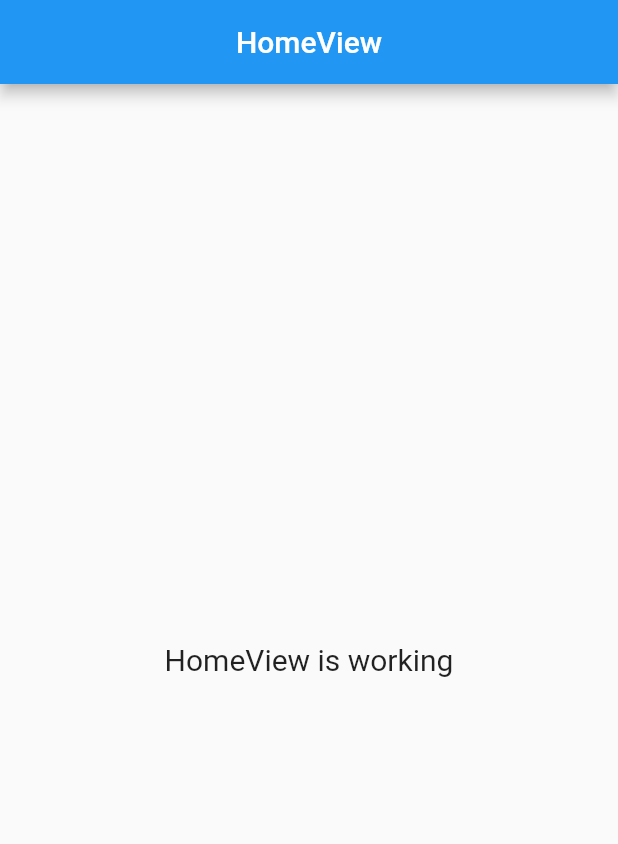
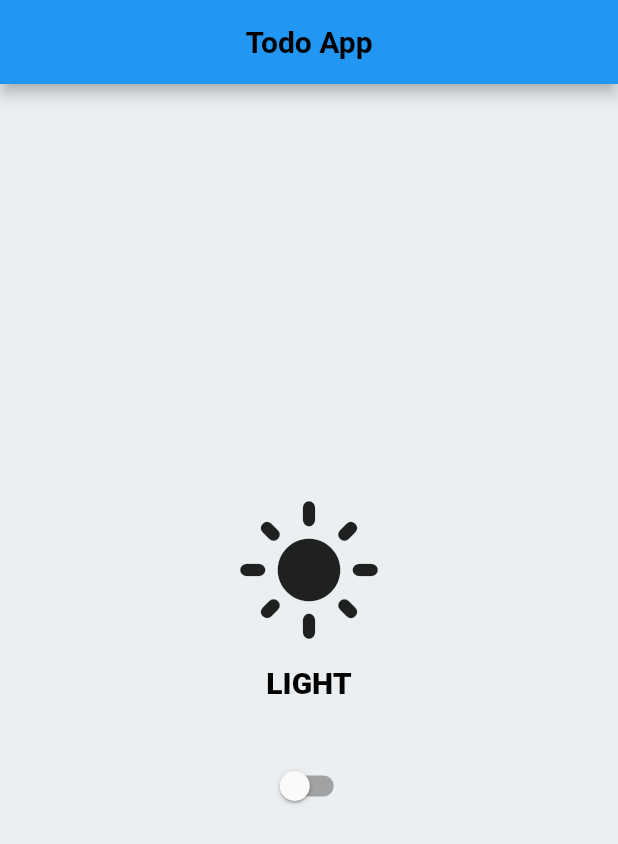
Before and after one commit to ArmanHashemi/flutter-todo-app, a Flutter app: the screen it shows after launch, on a phone screen of 412 x 824 dp. Shown: the top 844 px of the screen. Run offline on Flutter 3.47's test engine with Material 2 defaults, Android fonts, the phone set to English and light mode, and no system bars; our stand-ins replace after_layout, get, hive, hive_flutter; accounts and stored records are empty; Roboto replaces fonts that are missing (Rubik).

Commit message:
implement clean arch structure - add theme - add light/dark mode

```diff
--- /dev/null
+++ b/lib/app/app.dart
@@ -0,0 +1,34 @@
+import 'package:after_layout/after_layout.dart';
+import 'package:flutter/material.dart';
+import 'package:flutter_todo_app/app/settings.dart';
+import 'package:flutter_todo_app/constants/app_constants.dart';
+import 'package:get/get.dart';
+
+import '../routes/app_pages.dart';
+import 'theme.dart';
+
+final _settings = Get.find<Settings>();
+
+class App extends StatefulWidget {
+  const App({Key? key}) : super(key: key);
+
+  @override
+  State<App> createState() => _AppState();
+}
+
+class _AppState extends State<App> with AfterLayoutMixin {
+  @override
+  Widget build(BuildContext context) {
+    return GetMaterialApp(
+      title: AppConstants.APP_TITLE,
+      initialRoute: AppPages.INITIAL,
+      getPages: AppPages.routes,
+      theme: AppTheme.lightTheme,
+      darkTheme: AppTheme.darkTheme,
+      themeMode: _settings.themeStateFromHiveSettingBox,
+    );
+  }
+
+  @override
+  afterFirstLayout(BuildContext context) {}
+}
--- a/lib/app/home/controllers/home_controller.dart
+++ /dev/null
@@ -1,23 +0,0 @@
-import 'package:get/get.dart';
-
-class HomeController extends GetxController {
-  //TODO: Implement HomeController
-
-  final count = 0.obs;
-  @override
-  void onInit() {
-    super.onInit();
-  }
-
-  @override
-  void onReady() {
-    super.onReady();
-  }
-
-  @override
-  void onClose() {
-    super.onClose();
-  }
-
-  void increment() => count.value++;
-}
--- a/lib/app/home/views/home_view.dart
+++ /dev/null
@@ -1,24 +0,0 @@
-import 'package:flutter/material.dart';
-
-import 'package:get/get.dart';
-
-import '../controllers/home_controller.dart';
-
-class HomeView extends GetView<HomeController> {
-  const HomeView({Key? key}) : super(key: key);
-  @override
-  Widget build(BuildContext context) {
-    return Scaffold(
-      appBar: AppBar(
-        title: const Text('HomeView'),
-        centerTitle: true,
-      ),
-      body: Center(
-        child: Text(
-          'HomeView is working',
-          style: TextStyle(fontSize: 20),
-        ),
-      ),
-    );
-  }
-}
--- /dev/null
+++ b/lib/app/theme.dart
@@ -0,0 +1,91 @@
+import 'package:flutter/material.dart';
+
+class AppTheme {
+  AppTheme._();
+
+  // *****************
+  // static colors
+  // *****************
+  static final Color _lightPrimaryColor = Colors.blueGrey.shade50;
+  static final Color _lightPrimaryVariantColor = Colors.blueGrey.shade800;
+  static final Color _lightOnPrimaryColor = Colors.blueGrey.shade200;
+  static const Color _lightTextColorPrimary = Colors.black;
+  static const Color _appbarColorLight = Colors.blue;
+
+  static final Color _darkPrimaryColor = Colors.blueGrey.shade900;
+  static const Color _darkPrimaryVariantColor = Colors.black;
+  static final Color _darkOnPrimaryColor = Colors.blueGrey.shade300;
+  static const Color _darkTextColorPrimary = Colors.white;
+  static final Color _appbarColorDark = Colors.blueGrey.shade800;
+
+  static const Color _iconColor = Colors.white;
+
+  static const Color _accentColor = Color.fromRGBO(74, 217, 217, 1);
+
+  // *****************
+  // Text Style - light
+  // *****************
+  static const TextStyle _lightHeadingText = TextStyle(
+      color: _lightTextColorPrimary,
+      fontFamily: "Rubik",
+      fontSize: 20,
+      fontWeight: FontWeight.bold);
+
+  static const TextStyle _lightBodyText = TextStyle(
+      color: _lightTextColorPrimary,
+      fontFamily: "Rubik",
+      fontStyle: FontStyle.italic,
+      fontWeight: FontWeight.bold,
+      fontSize: 16);
+
+  static const TextTheme _lightTextTheme = TextTheme(
+    headline1: _lightHeadingText,
+    bodyText1: _lightBodyText,
+  );
+
+  // *****************
+  // Text Style - dark
+  // *****************
+  static final TextStyle _darkThemeHeadingTextStyle =
+      _lightHeadingText.copyWith(color: _darkTextColorPrimary);
+
+  static final TextStyle _darkThemeBodyeTextStyle =
+      _lightBodyText.copyWith(color: _darkTextColorPrimary);
+
+  static final TextTheme _darkTextTheme = TextTheme(
+    headline1: _darkThemeHeadingTextStyle,
+    bodyText1: _darkThemeBodyeTextStyle,
+  );
+
+  // *****************
+  // Theme light/dark
+  // *****************
+
+  static final ThemeData lightTheme = ThemeData(
+      scaffoldBackgroundColor: _lightPrimaryColor,
+      appBarTheme: const AppBarTheme(
+          color: _appbarColorLight,
+          iconTheme: IconThemeData(color: _iconColor)),
+      bottomAppBarColor: _appbarColorLight,
+      colorScheme: ColorScheme.light(
+        primary: _lightPrimaryColor,
+        onPrimary: _lightOnPrimaryColor,
+        secondary: _accentColor,
+        primaryContainer: _lightPrimaryVariantColor,
+      ),
+      textTheme: _lightTextTheme);
+
+  static final ThemeData darkTheme = ThemeData(
+      scaffoldBackgroundColor: _darkPrimaryColor,
+      appBarTheme: AppBarTheme(
+          color: _appbarColorDark,
+          iconTheme: const IconThemeData(color: _iconColor)),
+      bottomAppBarColor: _appbarColorDark,
+      colorScheme: ColorScheme.dark(
+        primary: _darkPrimaryColor,
+        secondary: _accentColor,
+        onPrimary: _darkOnPrimaryColor,
+        primaryContainer: _darkPrimaryVariantColor,
+      ),
+      textTheme: _darkTextTheme);
+}
--- /dev/null
+++ b/lib/constants/app_constants.dart
@@ -0,0 +1,6 @@
+class AppConstants {
+  AppConstants._();
+
+  static const String APP_TITLE = 'Todo App';
+  static const String SETTINGS_BOX_NAME = 'SETTINGS';
+}
--- /dev/null
+++ b/lib/home/home_view.dart
@@ -0,0 +1,103 @@
+import 'package:flutter/material.dart';
+import 'package:flutter_todo_app/constants/app_constants.dart';
+import 'package:flutter_todo_app/home/home_controller.dart';
+import 'package:get/get.dart';
+
+final _controller = Get.find<HomeController>();
+
+class HomeView extends StatelessWidget {
+  const HomeView({Key? key}) : super(key: key);
+
+  @override
+  Widget build(BuildContext context) {
+    final themeData = Theme.of(context);
+    return Scaffold(
+      appBar: AppBar(
+        title: Text(
+          AppConstants.APP_TITLE,
+          style: themeData.textTheme.headline1,
+        ),
+        centerTitle: true,
+      ),
+      body: Center(
+        child: Column(
+          mainAxisAlignment: MainAxisAlignment.center,
+          crossAxisAlignment: CrossAxisAlignment.center,
+          children: [
+            AnimatedBuilder(
+              animation: _controller.animationController,
+              builder: (context, child) {
+                return Transform.rotate(
+                  angle: _controller.animationController.value * 1,
+                  child: child,
+                );
+              },
+              child: Icon(
+                _controller.isDarkMode.value
+                    ? Icons.dark_mode
+                    : Icons.light_mode,
+                size: 100,
+              ),
+            ),
+            SizedBox(
+              height: 50,
+              child: Center(
+                child: AnimatedDefaultTextStyle(
+                    curve: Curves.easeInOut,
+                    duration: const Duration(milliseconds: 500),
+                    style: TextStyle(
+                      fontSize: _controller.fontSize,
+                      color: _controller.textColor,
+                      fontWeight: FontWeight.w900,
+                    ),
+                    child:
+                        Text(_controller.currentModeName.value.toUpperCase())),
+              ),
+            ),
+            const SizedBox(height: 20),
+            Switch(
+              value: _controller.isDarkMode.value,
+              onChanged: (bool val) {
+                _controller.toggleTheme();
+                Get.snackbar(
+                  '',
+                  '',
+                  maxWidth: 300,
+                  titleText: Text(
+                    'App Theme Changed',
+                    textAlign: TextAlign.center,
+                    style: themeData.textTheme.bodyText1,
+                  ),
+                  messageText: Text(
+                    'to ${_controller.currentModeName.value.toUpperCase()}',
+                    textAlign: TextAlign.center,
+                    style: themeData.textTheme.bodyText1,
+                  ),
+                  snackStyle: SnackStyle.FLOATING,
+                  // maxWidth: 150,
+                  mainButton: TextButton(
+                    style: TextButton.styleFrom(primary: Colors.black),
+                    onPressed: () {
+                      _controller.changeAppTheme();
+                      Get.back();
+                    },
+                    child: Text(
+                      'Revert',
+                      textAlign: TextAlign.center,
+                      style: themeData.textTheme.button,
+                    ),
+                  ),
+                  backgroundColor: _controller.isDarkMode.value
+                      ? Colors.white
+                      : Colors.black,
+                  snackPosition: SnackPosition.BOTTOM,
+                );
+              },
+            ),
+            const SizedBox(height: 2),
+          ],
+        ),
+      ),
+    );
+  }
+}
--- a/lib/app/routes/app_pages.dart
+++ b/lib/routes/app_pages.dart
@@ -1,7 +1,6 @@
 import 'package:get/get.dart';
 
-import '../home/bindings/home_binding.dart';
-import '../home/views/home_view.dart';
+import '../home/home_view.dart';
 
 part 'app_routes.dart';
 
@@ -14,7 +13,6 @@ class AppPages {
     GetPage(
       name: _Paths.HOME,
       page: () => const HomeView(),
-      binding: HomeBinding(),
     ),
   ];
 }
--- a/pubspec.yaml
+++ b/pubspec.yaml
@@ -8,6 +8,9 @@ environment:
 dependencies:
   cupertino_icons: ^1.0.2
   get: 4.6.5
+  after_layout: ^1.2.0
+  hive: ^2.2.3
+  hive_flutter: ^1.1.0
   flutter:
     sdk: flutter
 
```
Also changed, not shown: lib/app/home/bindings/home_binding.dart (deleted, +0 -12 lines), lib/app/settings.dart (added, +57 -0 lines), lib/core/di/injection.dart (added, +10 -0 lines), lib/core/persist/persist_storage.dart (added, +9 -0 lines), lib/home/home_controller.dart (added, +73 -0 lines), lib/main.dart (+7 -11 lines), lib/routes/app_routes.dart (renamed from lib/app/routes/app_routes.dart), pubspec.lock, 10 other files.
